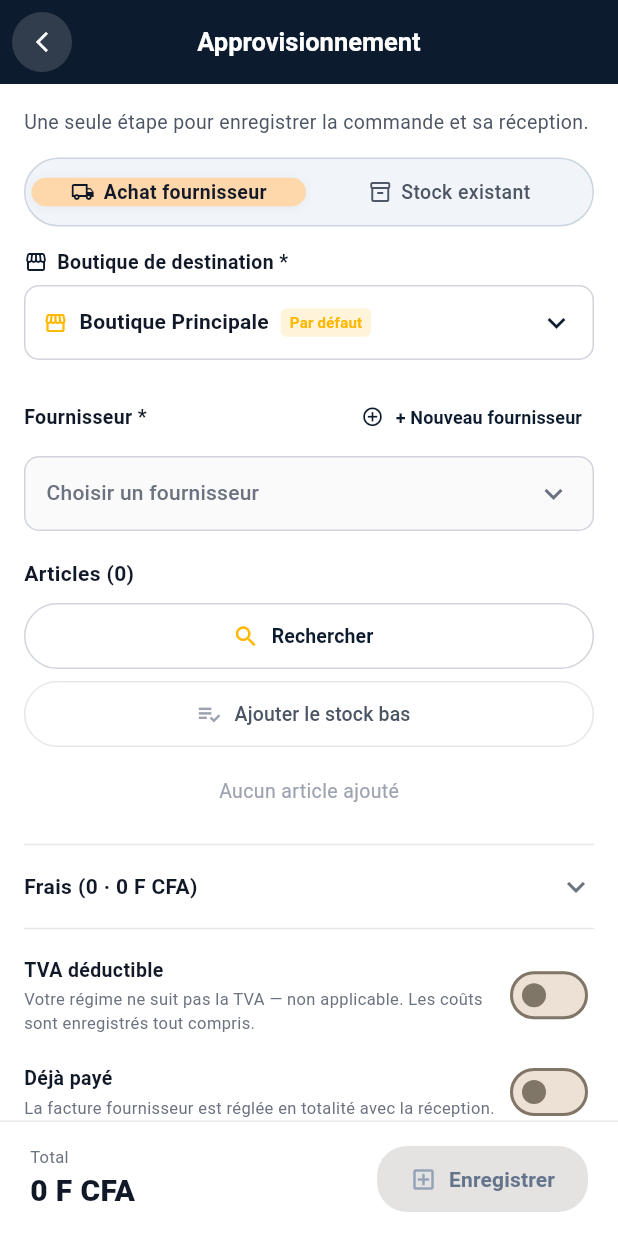
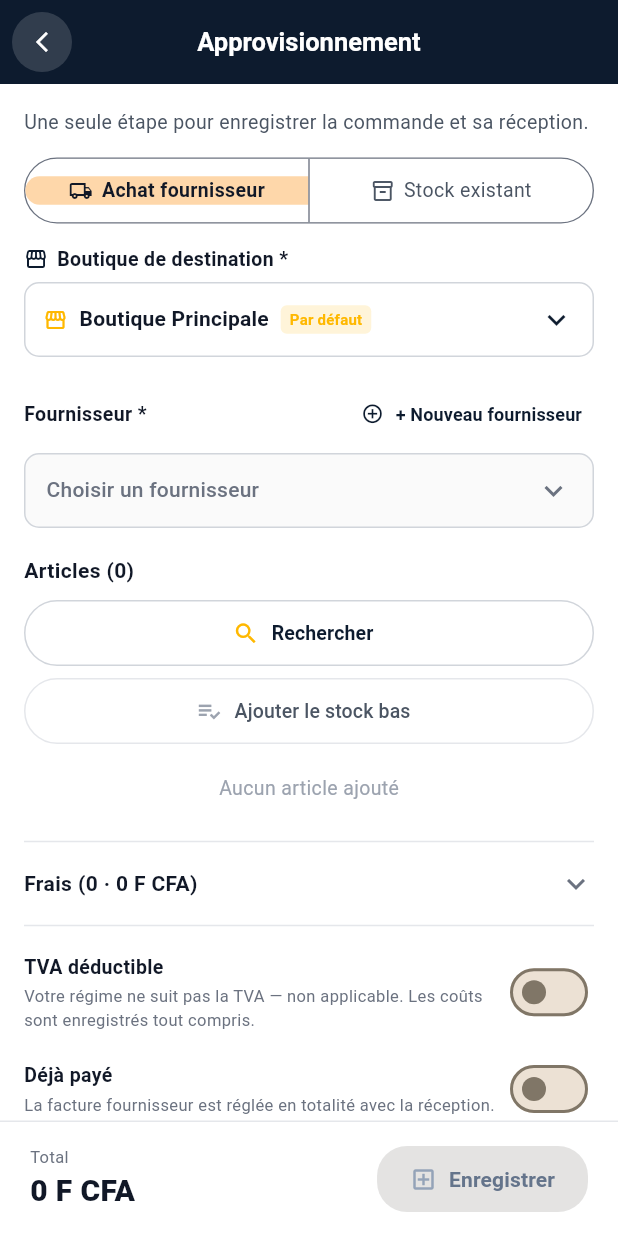
Before and after one commit to FranklinSaint23/Bricelo_stock, a Flutter app: the SupplyScreen screen opened directly, on a phone screen of 412 x 824 dp. Run offline on Flutter 3.47's test engine with Material 3 defaults, Android fonts, the light colour scheme and no system bars; our stand-ins replace file_picker, image_picker, pdf, printing, share_plus, shared_preferences and 1 more; accounts and stored records are empty; statements that could not run were skipped.

```diff
--- a/lib/screens/inventory/supply_screen.dart
+++ b/lib/screens/inventory/supply_screen.dart
@@ -611,16 +611,14 @@ class _SupplyScreenState extends State<SupplyScreen> {
                     ),
                     const SizedBox(height: 14),
 
-                    // 2. SEGMENTED TABS: Achat fournisseur | Stock existant (Background total unifié & élégant)
+                    // 2. SEGMENTED TABS: Achat fournisseur | Stock existant (Exacte reproduction screenshot)
                     Container(
-                      height: 46,
-                      padding: const EdgeInsets.all(4),
+                      height: 44,
                       decoration: BoxDecoration(
-                        color: isDark ? const Color(0xFF1E293B) : const Color(0xFFF1F5F9),
-                        borderRadius: BorderRadius.circular(24),
+                        borderRadius: BorderRadius.circular(22),
                         border: Border.all(
-                          color: isDark ? const Color(0xFF334155) : const Color(0xFFCBD5E1),
-                          width: 1,
+                          color: isDark ? const Color(0xFF334155) : const Color(0xFF6B7280),
+                          width: 0.9,
                         ),
                       ),
                       child: Row(
@@ -628,23 +626,13 @@ class _SupplyScreenState extends State<SupplyScreen> {
                           Expanded(
                             child: InkWell(
                               onTap: () => setState(() => _selectedMode = 'Achat fournisseur'),
-                              borderRadius: BorderRadius.circular(20),
-                              child: AnimatedContainer(
-                                duration: const Duration(milliseconds: 180),
+                              borderRadius: const BorderRadius.horizontal(left: Radius.circular(22)),
+                              child: Container(
                                 decoration: BoxDecoration(
                                   color: _selectedMode == 'Achat fournisseur'
                                       ? (isDark ? AppTheme.primaryNavy : const Color(0xFFFED7AA))
                                       : Colors.transparent,
-                                  borderRadius: BorderRadius.circular(20),
-                                  boxShadow: _selectedMode == 'Achat fournisseur'
-                                      ? [
-                                          BoxShadow(
-                                            color: Colors.black.withValues(alpha: 0.05),
-                                            blurRadius: 4,
-                                            offset: const Offset(0, 1),
-                                          ),
-                                        ]
-                                      : null,
+                                  borderRadius: const BorderRadius.horizontal(left: Radius.circular(22)),
                                 ),
                                 child: Row(
                                   mainAxisAlignment: MainAxisAlignment.center,
@@ -662,7 +650,7 @@ class _SupplyScreenState extends State<SupplyScreen> {
                                       style: TextStyle(
                                         fontWeight: _selectedMode == 'Achat fournisseur'
                                             ? FontWeight.bold
-                                            : FontWeight.w500,
+                                            : FontWeight.normal,
                                         fontSize: 13,
                                         color: _selectedMode == 'Achat fournisseur'
                                             ? (isDark ? AppTheme.accentGold : const Color(0xFF111827))
@@ -674,27 +662,20 @@ class _SupplyScreenState extends State<SupplyScreen> {
                               ),
                             ),
                           ),
-                          const SizedBox(width: 4),
+                          Container(
+                            width: 0.9,
+                            color: isDark ? const Color(0xFF334155) : const Color(0xFF6B7280),
+                          ),
                           Expanded(
                             child: InkWell(
                               onTap: () => setState(() => _selectedMode = 'Stock existant'),
-                              borderRadius: BorderRadius.circular(20),
-                              child: AnimatedContainer(
-                                duration: const Duration(milliseconds: 180),
+                              borderRadius: const BorderRadius.horizontal(right: Radius.circular(22)),
+                              child: Container(
                                 decoration: BoxDecoration(
                                   color: _selectedMode == 'Stock existant'
                                       ? (isDark ? AppTheme.primaryNavy : const Color(0xFFFED7AA))
                                       : Colors.transparent,
-                                  borderRadius: BorderRadius.circular(20),
-                                  boxShadow: _selectedMode == 'Stock existant'
-                                      ? [
-                                          BoxShadow(
-                                            color: Colors.black.withValues(alpha: 0.05),
-                                            blurRadius: 4,
-                                            offset: const Offset(0, 1),
-                                          ),
-                                        ]
-                                      : null,
+                                  borderRadius: const BorderRadius.horizontal(right: Radius.circular(22)),
                                 ),
                                 child: Row(
                                   mainAxisAlignment: MainAxisAlignment.center,
@@ -712,7 +693,7 @@ class _SupplyScreenState extends State<SupplyScreen> {
                                       style: TextStyle(
                                         fontWeight: _selectedMode == 'Stock existant'
                                             ? FontWeight.bold
-                                            : FontWeight.w500,
+                                            : FontWeight.normal,
                                         fontSize: 13,
                                         color: _selectedMode == 'Stock existant'
                                             ? (isDark ? AppTheme.accentGold : const Color(0xFF111827))
```
